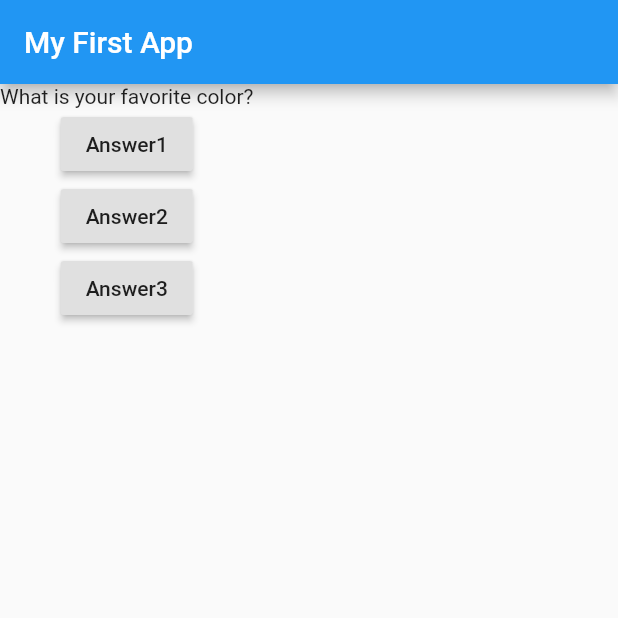
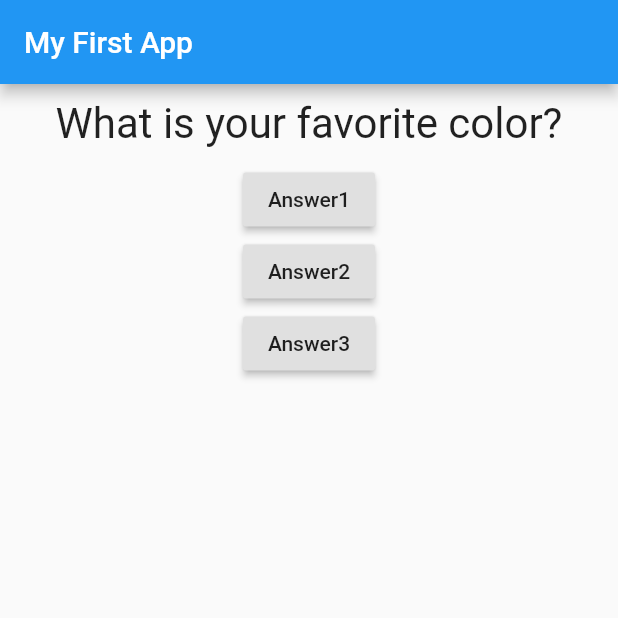
Before and after one commit to ovando-lulu/learning-flutter, a Flutter app: the screen it shows after launch, on a phone screen of 412 x 824 dp, the top half of it. Run offline on Flutter 3.47's test engine with Material 2 defaults, Android fonts, the phone set to English and light mode, and no system bars.

Commit message:
Section 2.42 First look at styling
adding style to question.dart

```diff
--- a/hello_world/lib/question.dart
+++ b/hello_world/lib/question.dart
@@ -8,6 +8,13 @@ class Question extends StatelessWidget {
 
   @override
   Widget build(BuildContext context) {
-    return Text(questionText);
+    return Container(
+      width: double.infinity,
+      margin: EdgeInsets.all(10),
+      child: Text(
+      questionText,
+      style: TextStyle(fontSize: 28),
+      textAlign: TextAlign.center,
+    ),);
   }
 }
```
